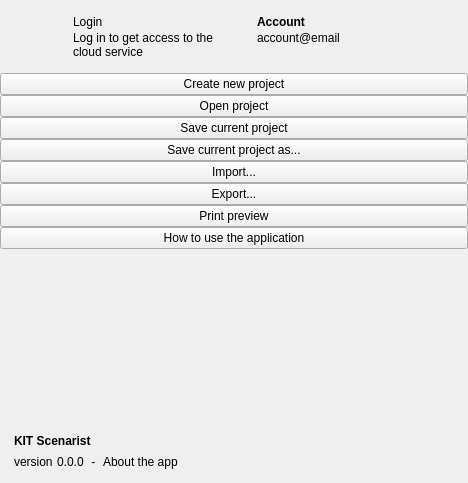
dimkanovikov/KITScenarist, file src/bin/scenarist-desktop/UserInterfaceLayer/Application/MenuView.ui: the form before one commit.
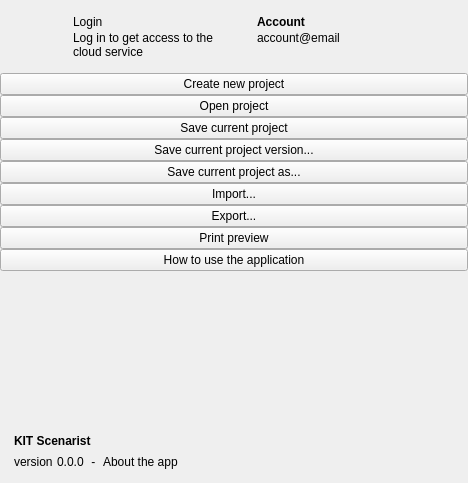
The form after the commit. Icons and pictures are not drawn. Custom widgets are drawn as their Qt base class.

Commit message: Added save current project version menu item #66

Diff of the .ui file:
```diff
--- a/src/bin/scenarist-desktop/UserInterfaceLayer/Application/MenuView.ui
+++ b/src/bin/scenarist-desktop/UserInterfaceLayer/Application/MenuView.ui
@@ -360,6 +360,23 @@
             </property>
            </widget>
           </item>
+          <item>
+           <widget class="MenuButton" name="saveVersion">
+            <property name="text">
+             <string>Save current project version...</string>
+            </property>
+            <property name="icon">
+             <iconset resource="../../../scenarist-core/Resources/Resources.qrc">
+              <normaloff>:/Graphics/Icons/empty.png</normaloff>:/Graphics/Icons/empty.png</iconset>
+            </property>
+            <property name="iconSize">
+             <size>
+              <width>20</width>
+              <height>20</height>
+             </size>
+            </property>
+           </widget>
+          </item>
           <item>
            <widget class="MenuButton" name="saveProjectAs">
             <property name="text">
```
The commit also changes 4 other files.
